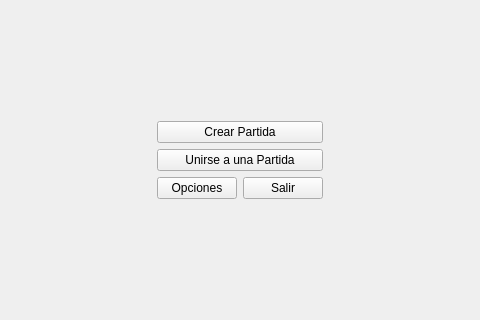
The window that src/client/QT_views/views/menuwindow.ui (facundotorraca/micromachines) describes before a commit, drawn with Qt 5; both pictures show x 160 to 640 and y 129 to 449 of the 800 by 600 pixel window.
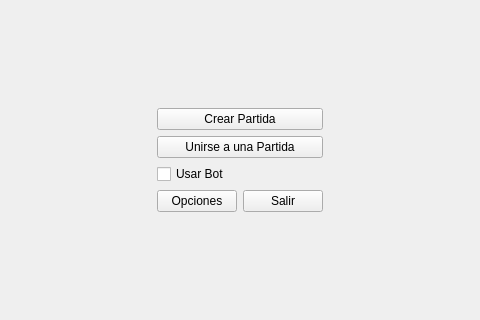
The same window after the commit.

Commit message: Implement box check for bot

What changed in the file:
```diff
--- a/src/client/QT_views/views/menuwindow.ui
+++ b/src/client/QT_views/views/menuwindow.ui
@@ -61,6 +61,16 @@
             </property>
            </widget>
           </item>
+          <item>
+           <widget class="QCheckBox" name="botBox">
+            <property name="layoutDirection">
+             <enum>Qt::LeftToRight</enum>
+            </property>
+            <property name="text">
+             <string>Usar Bot</string>
+            </property>
+           </widget>
+          </item>
           <item>
            <layout class="QHBoxLayout" name="horizontalLayout_3">
             <item>
```
Left out of the diff: 11 changed lines with no effect on the pictures. The commit also changes 2 other files.
